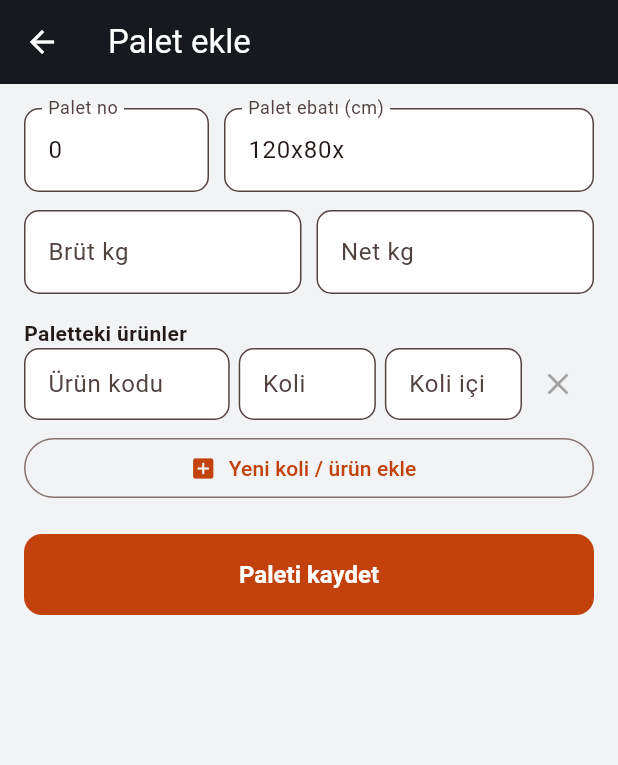
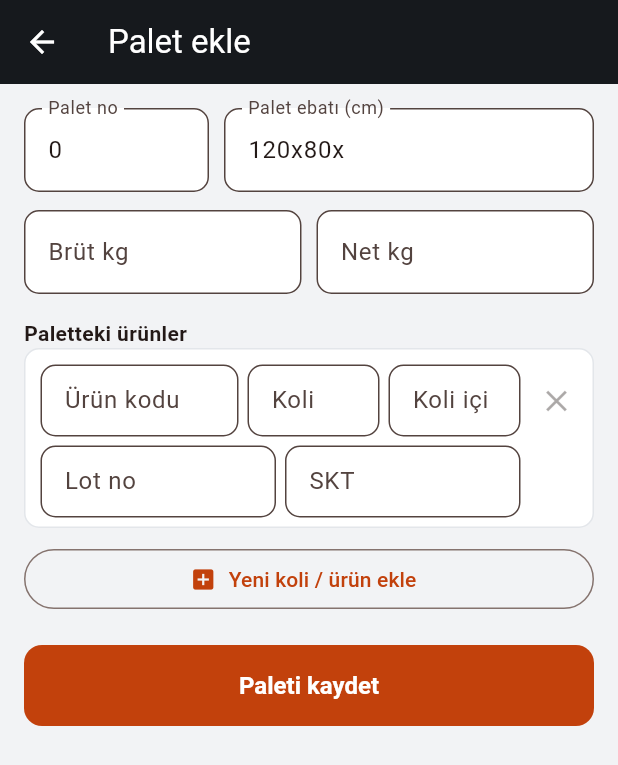
Before and after one commit to guraybilecen19791981-hub/Ariza-takip-, a Flutter app: the PalletFormPage screen opened directly with empty values, on a phone screen of 412 x 824 dp. Shown: the top 765 px of the screen. Run offline on Flutter 3.47's test engine with Material 3 defaults, Android fonts, the phone set to English and light mode, and no system bars; our stand-ins replace cloud_firestore, firebase_auth, firebase_core, flutter_local_notifications, image_picker, share_plus; missing offline and left inert: excel; accounts and stored records are empty.

Commit message:
Add files via upload

```diff
--- a/lib/pallet.dart
+++ b/lib/pallet.dart
@@ -12,16 +12,24 @@ class PLine {
   String productCode;
   int boxes;
   int perBox;
-  PLine({required this.productCode, required this.boxes, required this.perBox});
+  String lot;
+  String skt;
+  PLine({required this.productCode, required this.boxes, required this.perBox, this.lot = '', this.skt = ''});
 
   factory PLine.fromMap(dynamic m) {
     final x = (m is Map) ? m : <String, dynamic>{};
-    return PLine(productCode: (x['productCode'] ?? '').toString(), boxes: _toInt(x['boxes']), perBox: _toInt(x['perBox']));
+    return PLine(
+      productCode: (x['productCode'] ?? '').toString(),
+      boxes: _toInt(x['boxes']),
+      perBox: _toInt(x['perBox']),
+      lot: (x['lot'] ?? '').toString(),
+      skt: (x['skt'] ?? '').toString(),
+    );
   }
 
-  Map<String, dynamic> toMap() => {'productCode': productCode, 'boxes': boxes, 'perBox': perBox};
+  Map<String, dynamic> toMap() => {'productCode': productCode, 'boxes': boxes, 'perBox': perBox, 'lot': lot, 'skt': skt};
   int get units => boxes * perBox;
-  PLine copy() => PLine(productCode: productCode, boxes: boxes, perBox: perBox);
+  PLine copy() => PLine(productCode: productCode, boxes: boxes, perBox: perBox, lot: lot, skt: skt);
 }
 
 List<PLine> _lines(dynamic v) => v is List ? v.map((e) => PLine.fromMap(e)).toList() : <PLine>[];
@@ -384,11 +392,21 @@ class _LineCtrls {
   final TextEditingController code;
   final TextEditingController boxes;
   final TextEditingController perBox;
+  final TextEditingController lot;
+  final TextEditingController skt;
   _LineCtrls(PLine l)
       : code = TextEditingController(text: l.productCode),
         boxes = TextEditingController(text: l.boxes > 0 ? '${l.boxes}' : ''),
-        perBox = TextEditingController(text: l.perBox > 0 ? '${l.perBox}' : '');
-  PLine toLine() => PLine(productCode: code.text.trim(), boxes: int.tryParse(boxes.text.trim()) ?? 0, perBox: int.tryParse(perBox.text.trim()) ?? 0);
+        perBox = TextEditingController(text: l.perBox > 0 ? '${l.perBox}' : ''),
+        lot = TextEditingController(text: l.lot),
+        skt = TextEditingController(text: l.skt);
+  PLine toLine() => PLine(
+        productCode: code.text.trim(),
+        boxes: int.tryParse(boxes.text.trim()) ?? 0,
+        perBox: int.tryParse(perBox.text.trim()) ?? 0,
+        lot: lot.text.trim(),
+        skt: skt.text.trim(),
+      );
 }
 
 class PalletOrderFormPage extends StatefulWidget {
@@ -623,9 +641,12 @@ class _PalletFormPageState extends State<PalletFormPage> {
               child: Text('Siparişteki ürünler: ${codes.join(', ')}', style: const TextStyle(color: kMuted, fontSize: 13)),
             ),
           for (var i = 0; i < _items.length; i++)
-            Padding(
-              padding: const EdgeInsets.only(bottom: 8),
-              child: Row(children: [
+            Container(
+              margin: const EdgeInsets.only(bottom: 10),
+              padding: const EdgeInsets.fromLTRB(10, 10, 0, 6),
+              decoration: BoxDecoration(color: Colors.white, borderRadius: BorderRadius.circular(10), border: Border.all(color: const Color(0xFFE3E6EA))),
+              child: Column(children: [
+                Row(children: [
                   Expanded(flex: 3, child: TextField(controller: _items[i].code, decoration: const InputDecoration(labelText: 'Ürün kodu', isDense: true))),
                   const SizedBox(width: 6),
                   Expanded(flex: 2, child: TextField(controller: _items[i].boxes, keyboardType: TextInputType.number, decoration: const InputDecoration(labelText: 'Koli', isDense: true))),
@@ -636,6 +657,20 @@ class _PalletFormPageState extends State<PalletFormPage> {
                     icon: const Icon(Icons.close),
                     onPressed: _items.length > 1 ? () => setState(() => _items.removeAt(i)) : null,
                   ),
+                ]),
+                const SizedBox(height: 6),
+                Row(children: [
+                  Expanded(child: TextField(controller: _items[i].lot, decoration: const InputDecoration(labelText: 'Lot no', isDense: true))),
+                  const SizedBox(width: 6),
+                  Expanded(
+                    child: TextField(
+                      controller: _items[i].skt,
+                      keyboardType: TextInputType.datetime,
+                      decoration: const InputDecoration(labelText: 'SKT', hintText: 'GG.AA.YYYY', isDense: true),
+                    ),
+                  ),
+                  const SizedBox(width: 48),
+                ]),
               ]),
             ),
           OutlinedButton.icon(onPressed: _addItem, icon: const Icon(Icons.add_box), label: const Text('Yeni koli / ürün ekle')),
@@ -798,7 +833,8 @@ class PalletDetailPage extends StatelessWidget {
                             ]),
                             Text('Brüt ${fmtKg(p.gross)} kg · Net ${fmtKg(p.net)} kg · ${p.boxes} koli', style: const TextStyle(color: kMuted, fontSize: 13)),
                             for (final it in p.items)
-                              Text('• ${it.productCode}: ${it.boxes} koli${it.perBox > 0 ? ' × ${it.perBox} = ${it.units} adet' : ''}'),
+                              Text('• ${it.productCode}: ${it.boxes} koli${it.perBox > 0 ? ' × ${it.perBox} = ${it.units} adet' : ''}'
+                                  '${it.lot.isNotEmpty ? ' · Lot ${it.lot}' : ''}${it.skt.isNotEmpty ? ' · SKT ${it.skt}' : ''}'),
                           ])),
                         ),
                       ),
@@ -932,7 +968,7 @@ Future<void> exportPackingList(PalletOrder o) async {
     sh.appendRow(<xl.CellValue?>[t('Tarih'), t(fmtFull(DateTime.now()))]);
     sh.appendRow(<xl.CellValue?>[]);
     sh.appendRow(<xl.CellValue?>[
-      t('Palet no'), t('Palet ebatı (cm)'), t('Ürün kodu'), t('Koli'), t('Koli içi adet'), t('Toplam adet'), t('Brüt kg'), t('Net kg'),
+      t('Palet no'), t('Palet ebatı (cm)'), t('Ürün kodu'), t('Lot no'), t('SKT'), t('Koli'), t('Koli içi adet'), t('Toplam adet'), t('Brüt kg'), t('Net kg'),
     ]);
     int tb = 0, tu = 0;
     double tg = 0, tn = 0;
@@ -940,7 +976,7 @@ Future<void> exportPackingList(PalletOrder o) async {
       for (var i = 0; i < p.items.length; i++) {
         final it = p.items[i];
         sh.appendRow(<xl.CellValue?>[
-          n(p.no), t(i == 0 ? p.size : ''), t(it.productCode), n(it.boxes), n(it.perBox), n(it.units),
+          n(p.no), t(i == 0 ? p.size : ''), t(it.productCode), t(it.lot), t(it.skt), n(it.boxes), n(it.perBox), n(it.units),
           i == 0 ? dbl(p.gross) : null, i == 0 ? dbl(p.net) : null,
         ]);
       }
@@ -950,7 +986,7 @@ Future<void> exportPackingList(PalletOrder o) async {
       tn += p.net;
     }
     sh.appendRow(<xl.CellValue?>[]);
-    sh.appendRow(<xl.CellValue?>[t('TOPLAM'), t('${pallets.length} palet'), null, n(tb), null, n(tu), dbl(tg), dbl(tn)]);
+    sh.appendRow(<xl.CellValue?>[t('TOPLAM'), t('${pallets.length} palet'), null, null, null, n(tb), null, n(tu), dbl(tg), dbl(tn)]);
 
     sum.appendRow(<xl.CellValue?>[t('Ürün kodu'), t('Sipariş koli'), t('Paletlenen koli'), t('Fark'), t('Koli içi adet'), t('Paletlenen adet')]);
     final byProduct = <String, int>{};
--- a/pubspec.yaml
+++ b/pubspec.yaml
@@ -1,7 +1,7 @@
 name: ariza_takip
 description: Bind Takip - şirket içi takip uygulaması
 publish_to: 'none'
-version: 1.3.0+4
+version: 1.4.0+5
 
 environment:
   sdk: '>=3.4.0 <4.0.0'
```
Also changed, not shown: lib/pack.dart (+55 -5 lines). Lines whose indentation alone changed are shown as unchanged.
